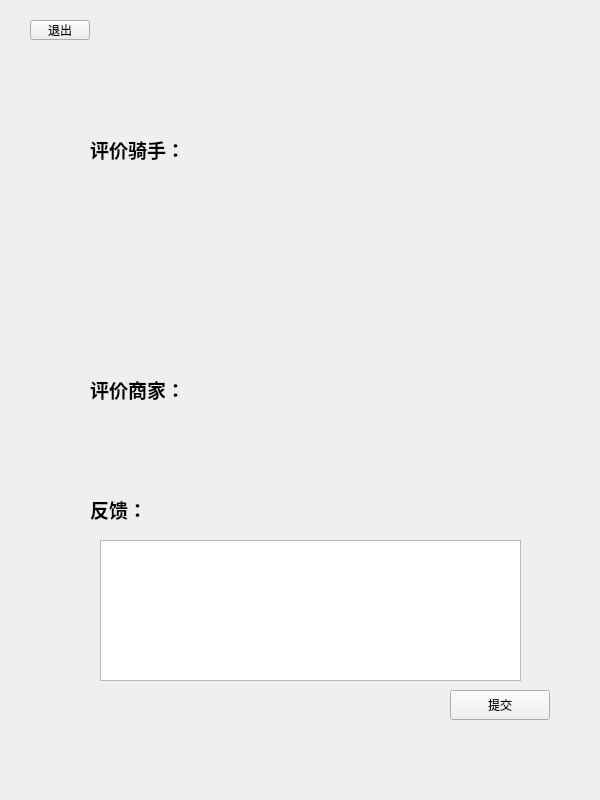
Qt form consumer/con_reviews.ui (chichuxwx/Food-delivery-platform) before a commit.
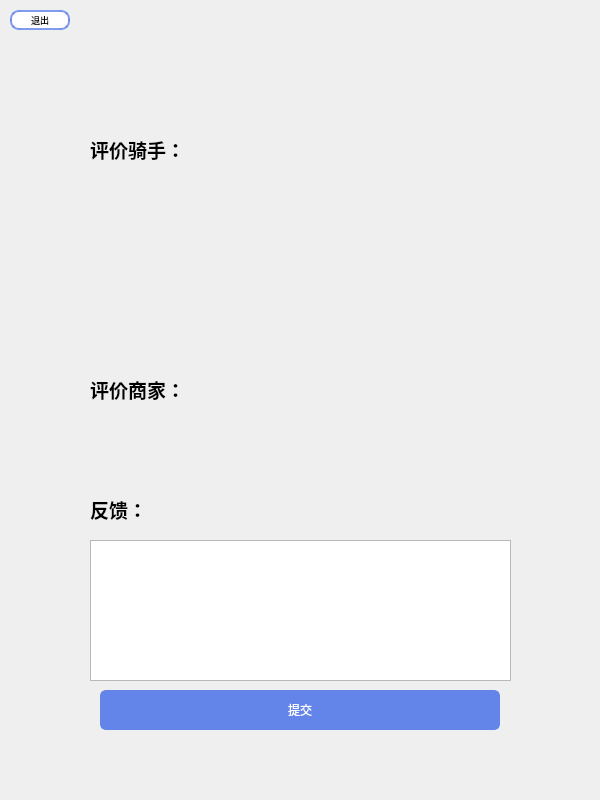
The same form after that commit. Icons and pictures are not drawn.

```diff
--- a/consumer/con_reviews.ui
+++ b/consumer/con_reviews.ui
@@ -25,11 +25,31 @@
   <property name="windowTitle">
    <string>Form</string>
   </property>
+  <property name="windowIcon">
+   <iconset resource="../Image.qrc">
+    <normaloff>:/image/lt_cml.jpg</normaloff>:/image/lt_cml.jpg</iconset>
+  </property>
+  <widget class="QLabel" name="label">
+   <property name="geometry">
+    <rect>
+     <x>0</x>
+     <y>0</y>
+     <width>600</width>
+     <height>800</height>
+    </rect>
+   </property>
+   <property name="styleSheet">
+    <string notr="true">background-image: url(:/image/bg_2.png);</string>
+   </property>
+   <property name="text">
+    <string/>
+   </property>
+  </widget>
   <widget class="QPushButton" name="pushButton_2">
    <property name="geometry">
     <rect>
-     <x>30</x>
-     <y>20</y>
+     <x>10</x>
+     <y>10</y>
      <width>60</width>
      <height>20</height>
     </rect>
@@ -46,6 +66,29 @@
      <height>20</height>
     </size>
    </property>
+   <property name="styleSheet">
+    <string notr="true">QPushButton {
+    background-color: #ffffff; /* 默认背景色，使用 #fad37f */
+    border: 2px solid rgba(99, 132, 233, 0.8); /* 边框颜色 */
+    border-radius: 9px; /* 圆角 */
+    color: #000000; /* 文本颜色，黑色 */
+    font-size: 9px;
+}
+
+QPushButton:hover {
+	color: #ffffff;
+    background-color: rgba(99, 132, 233, 0.8); /* 悬浮时背景颜色 */
+    border: none; /* 悬浮时无边框 */
+}
+
+QPushButton:pressed {
+    background-color: #b0c4de; /* 按下时背景颜色，稍微偏亮的蓝色 */
+    border-color: #4682b4; /* 按下时边框颜色 */
+    transform: scale(0.95); /* 按下时按钮略微缩小 */
+}
+
+</string>
+   </property>
    <property name="text">
     <string>退出</string>
    </property>
@@ -91,24 +134,45 @@
   <widget class="QPushButton" name="pushButton_8">
    <property name="geometry">
     <rect>
-     <x>450</x>
+     <x>100</x>
      <y>690</y>
-     <width>100</width>
-     <height>30</height>
+     <width>400</width>
+     <height>40</height>
     </rect>
    </property>
    <property name="minimumSize">
     <size>
-     <width>100</width>
-     <height>30</height>
+     <width>400</width>
+     <height>40</height>
     </size>
    </property>
    <property name="maximumSize">
     <size>
-     <width>100</width>
-     <height>30</height>
+     <width>400</width>
+     <height>40</height>
     </size>
    </property>
+   <property name="styleSheet">
+    <string notr="true">QPushButton {
+    background-color: #6384e9; /* 默认背景色，蓝色 */
+    border: 2px solid #6384e9; /* 边框颜色与背景色相同 */
+    border-radius: 6px; /* 圆角 */
+    color: #ffffff; /* 文本颜色，白色 */
+    font-size: 12px;
+}
+
+QPushButton:hover {
+    background-color: #5076c6; /* 悬浮时背景色变深 */
+    border: 2px solid #5076c6; /* 悬浮时边框颜色变深 */
+}
+
+QPushButton:pressed {
+    background-color: #3a5d8f; /* 按下时背景色变得更深 */
+    border-color: #3a5d8f; /* 按下时边框颜色变得更深 */
+    transform: scale(0.95); /* 按下时按钮略微缩小 */
+}
+</string>
+   </property>
    <property name="text">
     <string>提交</string>
    </property>
@@ -116,7 +180,7 @@
   <widget class="QTextEdit" name="textEdit">
    <property name="geometry">
     <rect>
-     <x>100</x>
+     <x>90</x>
      <y>540</y>
      <width>421</width>
      <height>141</height>
```
Left out of the diff: 82 changed lines with no effect on the pictures.
